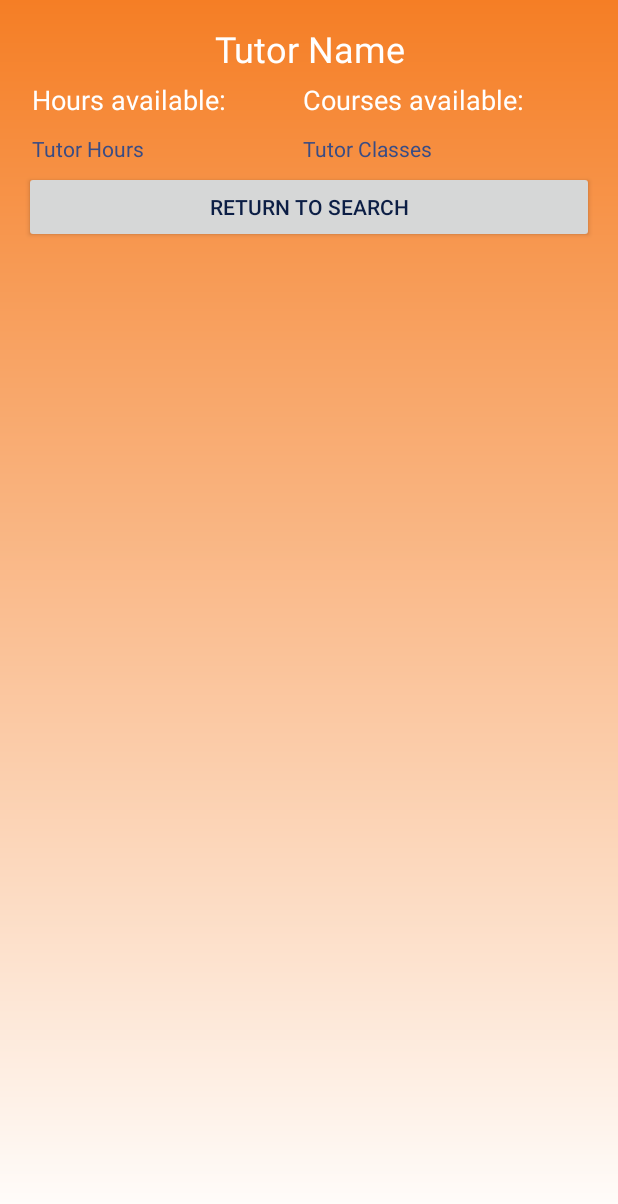
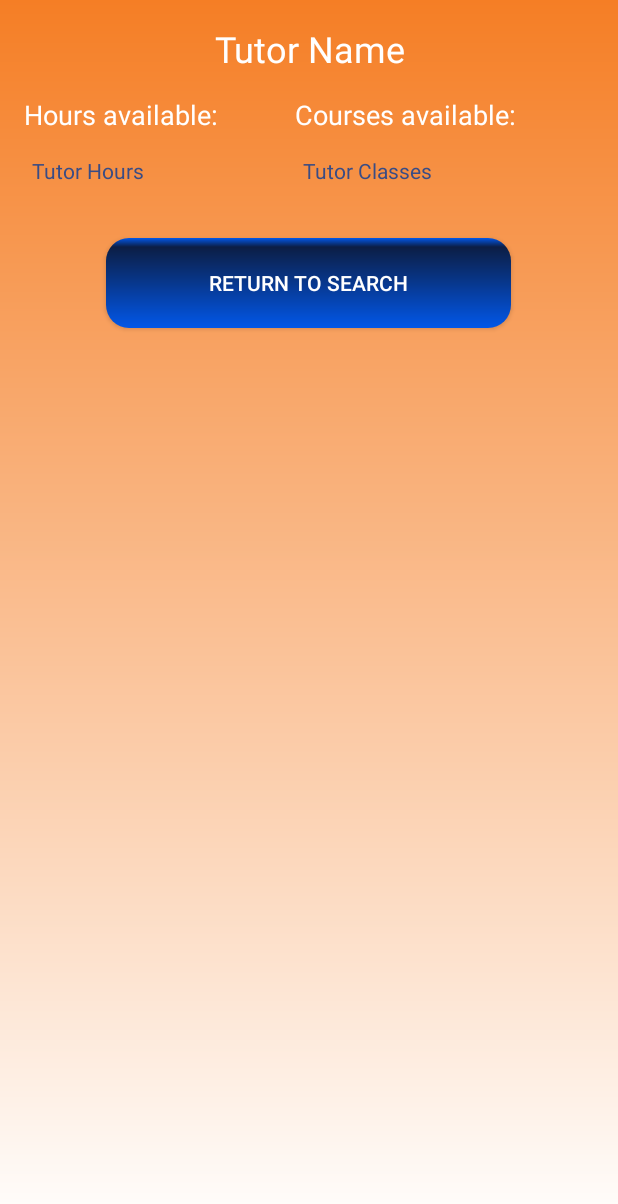
Before and after one commit to BigTravis/OCCStudentSuccessCenter, an Android app: the layout activity_tutor_details.xml on its own in the app's theme, with its tools: preview values and no code run, on a phone screen of 412 x 824 dp. Shown: the top 1204 px of the screen. Run offline under Robolectric (Android 15) with nearby library versions, the phone set to English and light mode, and no system bars.

Commit message:
changed top text to white, rest to blue.  implemented gradient background changed button in tutor details to new style changed tutor search to show the day/time properly changed tutor list to show day tutor is availabe in ListView

```diff
--- a/app/src/main/java/edu/orangecoastcollege/cs273/kfrederick5tmorrissey1ischenck/occstudentsuccesscenter/SearchActivity.java
+++ b/app/src/main/java/edu/orangecoastcollege/cs273/kfrederick5tmorrissey1ischenck/occstudentsuccesscenter/SearchActivity.java
@@ -251,6 +251,7 @@ public class SearchActivity extends AppCompatActivity {
             listIntent.putExtra("Tutor Results", tutorTimeResults);
             listIntent.putExtra("Subject", subject);
             listIntent.putExtra("Class Number", classNumber);
+            listIntent.putExtra("Day", daySpinner.getSelectedItem().toString());
             listIntent.putExtra("Time", hourString + minuteSpinner.getSelectedItem().toString());
             startActivity(listIntent);
         }
--- a/app/src/main/res/layout/activity_tutor_details.xml
+++ b/app/src/main/res/layout/activity_tutor_details.xml
@@ -10,7 +10,8 @@
     android:paddingRight="@dimen/activity_horizontal_margin"
     android:paddingTop="@dimen/activity_vertical_margin"
     tools:context="edu.orangecoastcollege.cs273.kfrederick5tmorrissey1ischenck.occstudentsuccesscenter.TutorDetailsActivity"
-    android:orientation="vertical">
+    android:orientation="vertical"
+    >
 
     <TextView
         android:text="Tutor Name"
@@ -19,7 +20,8 @@
         android:id="@+id/tutorNameTextView"
         android:textSize="24sp"
         android:textAlignment="center"
-        android:textColor="@color/white"/>
+        android:textColor="@color/white"
+        android:layout_marginBottom="15dp"/>
 
     <LinearLayout
         android:orientation="horizontal"
@@ -37,10 +39,12 @@
                 android:layout_width="match_parent"
                 android:layout_height="wrap_content"
                 android:id="@+id/textView4"
-                android:layout_margin="5dp"
                 android:textSize="18sp"
                 android:textColor="@color/white"
-                android:textColorHighlight="@color/white"/>
+                android:textColorHighlight="@color/white"
+                android:layout_marginBottom="10dp"
+                android:gravity="left"
+                android:layout_gravity="left"/>
 
             <TextView
                 android:text="Tutor Hours"
@@ -48,7 +52,9 @@
                 android:layout_height="wrap_content"
                 android:id="@+id/tutorHoursTextView"
                 android:layout_margin="5dp"
-                android:textColor="@color/occPaleBlue"/>
+                android:textColor="@color/occPaleBlue"
+                android:gravity="left"
+                android:layout_gravity="left"/>
         </LinearLayout>
 
         <LinearLayout
@@ -62,10 +68,12 @@
                 android:layout_width="match_parent"
                 android:layout_height="wrap_content"
                 android:id="@+id/textView5"
-                android:layout_margin="5dp"
                 android:textSize="18sp"
                 android:textColor="@color/white"
-                android:textColorHighlight="@color/white"/>
+                android:textColorHighlight="@color/white"
+                android:layout_marginBottom="10dp"
+                android:gravity="left"
+                android:layout_gravity="left"/>
 
             <TextView
                 android:text="Tutor Classes"
@@ -73,15 +81,22 @@
                 android:layout_height="wrap_content"
                 android:id="@+id/tutorClassTextView"
                 android:layout_margin="5dp"
-                android:textColor="@color/occPaleBlue"/>
+                android:textColor="@color/occPaleBlue"
+                android:gravity="left"
+                android:layout_gravity="left"/>
         </LinearLayout>
 
     </LinearLayout>
 
     <Button
         android:text="@string/return_to_search_text"
-        android:layout_width="match_parent"
+        android:layout_width="wrap_content"
         android:layout_height="wrap_content"
         android:id="@+id/button"
-        android:onClick="returnToSearch" />
+        android:onClick="returnToSearch"
+        android:background="@drawable/occ_button_style"
+        android:layout_gravity="center"
+        android:layout_marginTop="30dp"
+        android:elevation="16dp"
+        android:textColor="@color/white"/>
 </LinearLayout>
--- a/app/src/main/res/layout/activity_tutor_list.xml
+++ b/app/src/main/res/layout/activity_tutor_list.xml
@@ -28,7 +28,8 @@
         android:id="@+id/tutorNameTextView"
         android:textSize="24sp"
         android:textAlignment="center"
-        android:textColor="@color/white"/>
+        android:textColor="@color/white"
+        android:layout_marginBottom="15dp"/>
 
     <ListView
         android:layout_width="match_parent"
--- a/app/src/main/res/values/strings.xml
+++ b/app/src/main/res/values/strings.xml
@@ -29,7 +29,7 @@
     <string name="default_minutes">00</string>
 
     <!--Variable Text-->
-    <string name="subject_time_header" formatted="false">%s %s at %s</string>
+    <string name="subject_time_header" formatted="false">%s %s %s</string>
 
     <!--Buttons-->
     <string name="search_button_text">Search</string>
```
Also changed, not shown: app/src/main/java/edu/orangecoastcollege/cs273/kfrederick5tmorrissey1ischenck/occstudentsuccesscenter/EditProfileActivity.java (+113 -127 lines), app/src/main/java/edu/orangecoastcollege/cs273/kfrederick5tmorrissey1ischenck/occstudentsuccesscenter/ProfileActivity.java (+5 -6 lines), app/src/main/java/edu/orangecoastcollege/cs273/kfrederick5tmorrissey1ischenck/occstudentsuccesscenter/TutorListActivity.java (+10 -1 lines), app/src/main/java/edu/orangecoastcollege/cs273/kfrederick5tmorrissey1ischenck/occstudentsuccesscenter/TutorListAdapter.java (+4 -3 lines).
